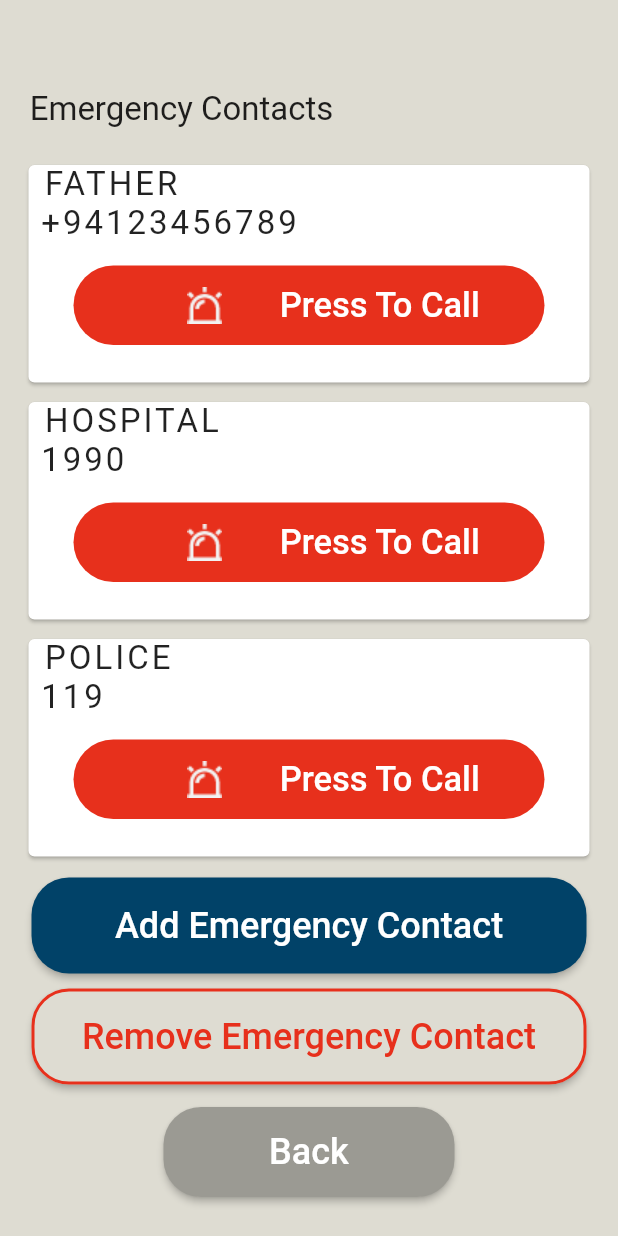
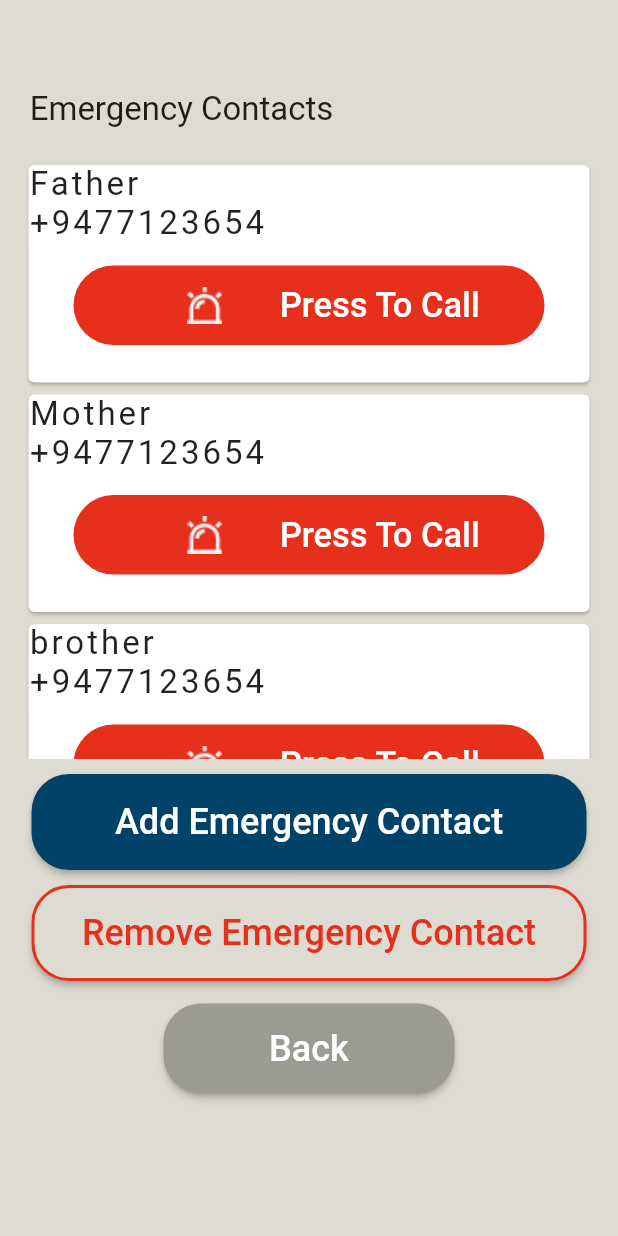
Before and after one commit to AQEEL-SHAFY/Ollin, a Flutter app: the screen it shows after launch, after a tap on "Emergency Contact", on a phone screen of 412 x 824 dp. Run offline on Flutter 3.47's test engine with Material 2 defaults, Android fonts, the light colour scheme and no system bars.

Commit message:
Added remove contacts

```diff
--- a/lib/emergency_contact.dart
+++ b/lib/emergency_contact.dart
@@ -2,15 +2,18 @@
 
 import 'package:flutter/material.dart';
 import 'package:ollin/add_contact.dart';
+import 'package:ollin/entity/emergency_contact.dart';
+import 'package:ollin/provider/emergency_contacts.dart';
+import 'package:provider/provider.dart';
 
-class EmergencyContact extends StatefulWidget {
-  const EmergencyContact({Key? key}) : super(key: key);
+class EmergencyContactWidget extends StatefulWidget {
+  const EmergencyContactWidget({Key? key}) : super(key: key);
 
   @override
-  State<EmergencyContact> createState() => _EmergencyContactState();
+  State<EmergencyContactWidget> createState() => _EmergencyContactWidgetState();
 }
 
-class _EmergencyContactState extends State<EmergencyContact> {
+class _EmergencyContactWidgetState extends State<EmergencyContactWidget> {
   bool _isDelete = false;
   @override
   Widget build(BuildContext context) {
@@ -27,32 +30,39 @@ class _EmergencyContactState extends State<EmergencyContact> {
                 style: TextStyle(fontSize: 22.0),
               ),
             ),
-            Center(
+            Consumer<EmergencyContacts>(builder: (context,emerge,child){
+              return Container(
+                height: 400,
+                child: ListView.builder(
+                    itemCount: emerge.emergencyContacts.length,
+                    itemBuilder: (context, index){
+                      return Center(
                         child: Container(
                           margin: EdgeInsets.only(
-                    top: 0.0, left: 15.0, right: 15.0, bottom: 5.0),
+                              top: 0.0, left: 15.0, right: 15.0, bottom: 0.0),
                           child: Card(
-                  child: Wrap(children: <Widget>[
+                            child: Column(
+                                crossAxisAlignment: CrossAxisAlignment.start,
+                                children: <Widget>[
                                   Padding(padding: EdgeInsets.only(top: 0, left: 10)),
                                   Text(
-                      "FATHER               ",
+                                    emerge.emergencyContacts[index].name,
                                     style: TextStyle(fontSize: 22.0, letterSpacing: 2.0),
                                   ),
                                   Text(
-                      " +94123456789 ",
+                                    emerge.emergencyContacts[index].number,
                                     style: TextStyle(fontSize: 22.0, letterSpacing: 2.0),
                                   ),
-                    _isDelete
-                        ? Container(
+                                  _isDelete ?Container(
                                     height: 53,
                                     width: 334,
                                     margin: EdgeInsets.only(
-                                top: 15.0,
-                                left: 30.0,
-                                right: 30.0,
-                                bottom: 25.0),
+                                        top: 15.0, left: 30.0, right: 30.0, bottom: 25.0),
                                     child: RaisedButton(
-                                onPressed: () {},
+                                        onPressed: () {
+                                          //Provider.of<EmergencyContacts>(context,listen: false).removeContact(emerge.emergencyContacts[index].id);
+                                          emerge.removeContact(emerge.emergencyContacts[index].id);
+                                        },
                                         elevation: 0.0,
                                         shape: RoundedRectangleBorder(
                                             borderRadius: BorderRadius.circular(30.0)),
@@ -65,8 +75,7 @@ class _EmergencyContactState extends State<EmergencyContact> {
                                               width: 100.0,
                                             ),
                                             Padding(
-                                        padding:
-                                            EdgeInsets.fromLTRB(0, 1, 0, 0),
+                                                padding: EdgeInsets.fromLTRB(0, 1, 0, 0),
                                                 child: Text(
                                                   "Remove ",
                                                   style: TextStyle(fontSize: 23.0),
@@ -75,60 +84,7 @@ class _EmergencyContactState extends State<EmergencyContact> {
                                         ),
                                         textColor: Colors.white,
                                         color: Color(0xFFE7301C)),
-                          )
-                        : Container(
-                            height: 53,
-                            width: 334,
-                            margin: EdgeInsets.only(
-                                top: 15.0,
-                                left: 30.0,
-                                right: 30.0,
-                                bottom: 25.0),
-                            child: RaisedButton(
-                                onPressed: () {},
-                                elevation: 0.0,
-                                shape: RoundedRectangleBorder(
-                                    borderRadius: BorderRadius.circular(30.0)),
-                                child: Row(
-                                  mainAxisSize: MainAxisSize.min,
-                                  children: <Widget>[
-                                    Image.asset(
-                                      'images/alarm-warning-line.png',
-                                      height: 100.0,
-                                      width: 100.0,
-                                    ),
-                                    Padding(
-                                        padding:
-                                            EdgeInsets.fromLTRB(0, 1, 0, 0),
-                                        child: Text(
-                                          "Press To Call ",
-                                          style: TextStyle(fontSize: 23.0),
-                                        ))
-                                  ],
-                                ),
-                                textColor: Colors.white,
-                                color: Color(0xFFE7301C)),
-                          ),
-                  ]),
-                ),
-              ),
-            ),
-            Center(
-              child: Container(
-                margin: EdgeInsets.only(
-                    top: 0.0, left: 15.0, right: 15.0, bottom: 5.0),
-                child: Card(
-                  child: Wrap(children: <Widget>[
-                    Padding(padding: EdgeInsets.only(top: 0, left: 10)),
-                    Text(
-                      "HOSPITAL                        ",
-                      style: TextStyle(fontSize: 22.0, letterSpacing: 2.0),
-                    ),
-                    Text(
-                      " 1990 ",
-                      style: TextStyle(fontSize: 22.0, letterSpacing: 2.0),
-                    ),
-                    Container(
+                                  ) :Container(
                                     height: 53,
                                     width: 334,
                                     margin: EdgeInsets.only(
@@ -160,55 +116,12 @@ class _EmergencyContactState extends State<EmergencyContact> {
                                 ]),
                           ),
                         ),
-            ),
-            Center(
-              child: Container(
-                margin: EdgeInsets.only(
-                    top: 0.0, left: 15.0, right: 15.0, bottom: 0.0),
-                child: Card(
-                  child: Wrap(children: <Widget>[
-                    Padding(padding: EdgeInsets.only(top: 0, left: 10)),
-                    Text(
-                      "POLICE                              ",
-                      style: TextStyle(fontSize: 22.0, letterSpacing: 2.0),
-                    ),
-                    Text(
-                      " 119 ",
-                      style: TextStyle(fontSize: 22.0, letterSpacing: 2.0),
-                    ),
-                    Container(
-                      height: 53,
-                      width: 334,
-                      margin: EdgeInsets.only(
-                          top: 15.0, left: 30.0, right: 30.0, bottom: 25.0),
-                      child: RaisedButton(
-                          onPressed: () {},
-                          elevation: 0.0,
-                          shape: RoundedRectangleBorder(
-                              borderRadius: BorderRadius.circular(30.0)),
-                          child: Row(
-                            mainAxisSize: MainAxisSize.min,
-                            children: <Widget>[
-                              Image.asset(
-                                'images/alarm-warning-line.png',
-                                height: 100.0,
-                                width: 100.0,
-                              ),
-                              Padding(
-                                  padding: EdgeInsets.fromLTRB(0, 1, 0, 0),
-                                  child: Text(
-                                    "Press To Call ",
-                                    style: TextStyle(fontSize: 23.0),
-                                  ))
-                            ],
-                          ),
-                          textColor: Colors.white,
-                          color: Color(0xFFE7301C)),
-                    ),
-                  ]),
-                ),
-              ),
-            ),
+                      );
+                    }),
+              );
+            })
+            ,
+
             Container(
               margin: EdgeInsets.only(
                   top: 10.0, left: 20.0, right: 20.0, bottom: 10.0),
--- /dev/null
+++ b/lib/entity/emergency_contact.dart
@@ -0,0 +1,7 @@
+class EmergencyContact{
+  late int id;
+  late String name;
+  late String number;
+
+  EmergencyContact(this.id,this.name, this.number);
+}
--- a/lib/find_location.dart
+++ b/lib/find_location.dart
@@ -56,7 +56,7 @@ class FindLocation extends StatelessWidget {
                  Navigator.push(
                   context,
                   MaterialPageRoute(
-                      builder: (context) => const EmergencyContact()),
+                      builder: (context) => const EmergencyContactWidget()),
                 );
                 },
               ),
--- a/lib/home.dart
+++ b/lib/home.dart
@@ -94,7 +94,7 @@ class Home extends StatelessWidget {
                 Navigator.push(
                   context,
                   MaterialPageRoute(
-                      builder: (context) => const EmergencyContact()),
+                      builder: (context) => const EmergencyContactWidget()),
                 );
               },
             ),
--- a/lib/main.dart
+++ b/lib/main.dart
@@ -2,6 +2,10 @@
 
 import 'package:flutter/material.dart';
 import 'package:ollin/home.dart';
+import 'package:ollin/provider/emergency_contacts.dart';
+import 'package:ollin/provider/smaple_prvider.dart';
+import 'package:provider/provider.dart';
+
 void main() {
   runApp(MyApp());
 }
@@ -11,8 +15,19 @@ class MyApp extends StatelessWidget {
 
   @override
   Widget build(BuildContext context) {
-    return MaterialApp(
-      debugShowCheckedModeBanner: false,
-        home: Home(), );
+    return MultiProvider(providers: [
+      ChangeNotifierProvider(
+        create: (context) => EmergencyContacts(),
+      ),
+      ChangeNotifierProvider(create: (context)=>SampleProvider(),)
+    ],
+      child:  MaterialApp(
+        debugShowCheckedModeBanner: false,
+        home: Home(), ),
+    );
+
+
+
+
   }
 }
--- /dev/null
+++ b/lib/provider/emergency_contacts.dart
@@ -0,0 +1,19 @@
+import 'package:flutter/material.dart';
+
+import '../entity/emergency_contact.dart';
+
+class EmergencyContacts extends ChangeNotifier{
+  List<EmergencyContact> _emergencyContacts = [EmergencyContact(1,"Father", "+9477123654"),EmergencyContact(2,"Mother", "+9477123654"),EmergencyContact(3,"brother", "+9477123654"),EmergencyContact(4,"hello", "+9477123654"),];
+
+  List<EmergencyContact> get emergencyContacts => _emergencyContacts;
+
+  set emergencyContacts(List<EmergencyContact> value) {
+    _emergencyContacts = value;
+    notifyListeners();
+  }
+
+  removeContact(int id){
+    _emergencyContacts.removeWhere((element) => element.id == id);
+    notifyListeners();
+  }
+}
--- /dev/null
+++ b/lib/provider/smaple_prvider.dart
@@ -0,0 +1,3 @@
+import 'package:flutter/cupertino.dart';
+
+class SampleProvider extends ChangeNotifier{}
--- a/pubspec.yaml
+++ b/pubspec.yaml
@@ -36,6 +36,7 @@ dependencies:
   # Use with the CupertinoIcons class for iOS style icons.
   cupertino_icons: ^1.0.2
   font_awesome_flutter: ^9.2.0
+  provider: ^6.0.2
   # camera: ^0.9.4+10
 
 dev_dependencies:
```
Also changed, not shown: pubspec.lock, 1 other file. Lines whose indentation alone changed are shown as unchanged.
